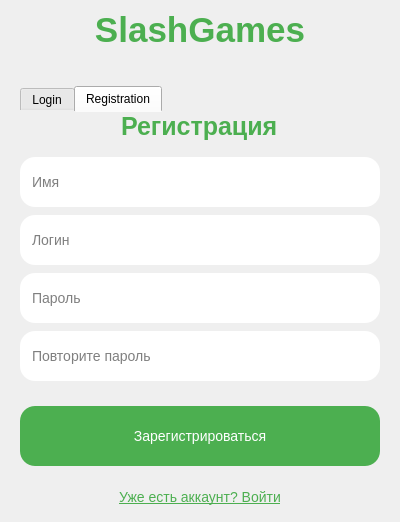
Old version of the form authorizationwindow.ui in the repository XooWI/SlashGames.
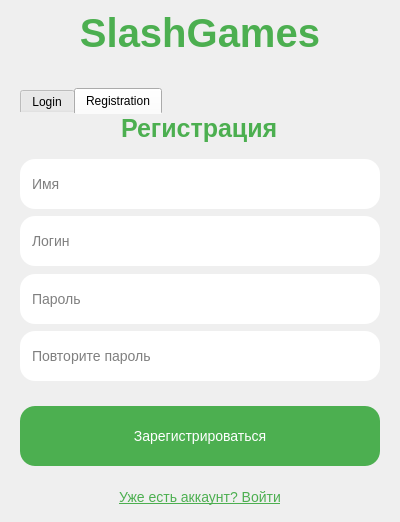
New version of the form.

The edit to the form file:
```diff
--- a/authorizationwindow.ui
+++ b/authorizationwindow.ui
@@ -49,11 +49,6 @@
     background-color: #3d8b40;
 }
 
-#logoLabel {
-    font-size: 35px;
-    font-weight: bold;
-    color: #4CAF50;
-}
 #switchToRegister {
     background: transparent;
     color: #4CAF50;
@@ -87,6 +82,13 @@
    </property>
    <item>
     <widget class="QLabel" name="logoLabel">
+     <property name="styleSheet">
+      <string notr="true">#logoLabel {
+    font-size: 40px;
+    font-weight: bold;
+    color: #4CAF50;
+}</string>
+     </property>
      <property name="text">
       <string>SlashGames</string>
      </property>
@@ -392,6 +394,11 @@
              <height>0</height>
             </size>
            </property>
+           <property name="font">
+            <font>
+             <pointsize>-1</pointsize>
+            </font>
+           </property>
            <property name="placeholderText">
             <string>Имя</string>
            </property>
@@ -424,6 +431,11 @@
              <height>50</height>
             </size>
            </property>
+           <property name="font">
+            <font>
+             <pointsize>-1</pointsize>
+            </font>
+           </property>
            <property name="placeholderText">
             <string>Логин</string>
            </property>
@@ -456,6 +468,11 @@
              <height>50</height>
             </size>
            </property>
+           <property name="font">
+            <font>
+             <pointsize>-1</pointsize>
+            </font>
+           </property>
            <property name="echoMode">
             <enum>QLineEdit::Password</enum>
            </property>
```
Left out of the diff: 15 changed lines with no effect on the pictures.
